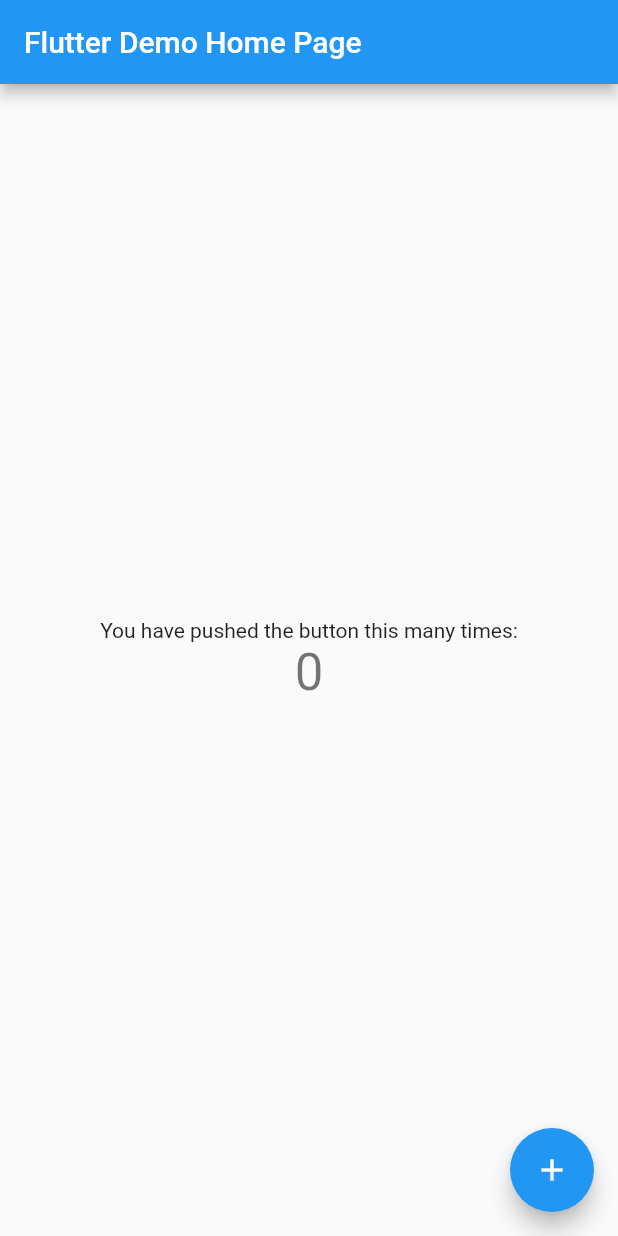
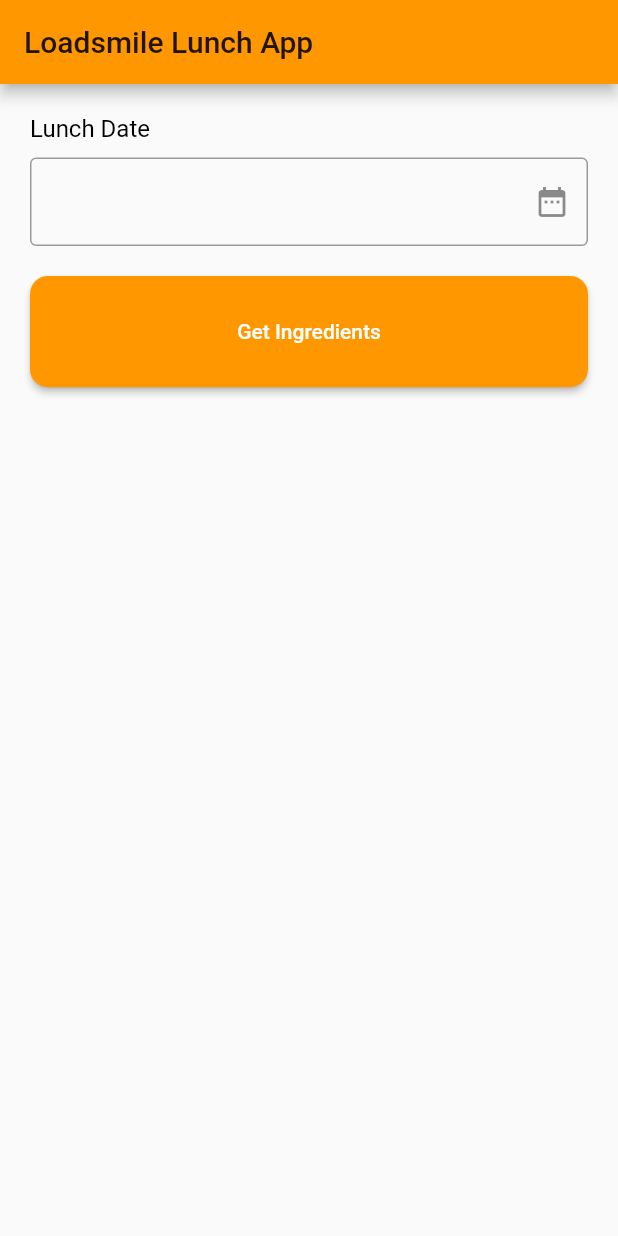
Before and after one commit to ofload/flutter-tech-task, a Flutter app: the screen it shows after launch, on a phone screen of 412 x 824 dp. Run offline on Flutter 3.47's test engine with Material 2 defaults, Android fonts, the phone set to English and light mode, and no system bars; our stand-ins replace flutter_masked_text.

Commit message:
add luch page and set it as starting page

```diff
--- a/lib/main.dart
+++ b/lib/main.dart
@@ -1,4 +1,5 @@
 import 'package:flutter/material.dart';
+import 'package:tech_task/screens/lunch_page.dart';
 
 String root = "https://lb7u7svcm5.execute-api.ap-southeast-1.amazonaws.com/dev";
 
@@ -8,58 +9,11 @@ class MyApp extends StatelessWidget {
   @override
   Widget build(BuildContext context) {
     return MaterialApp(
-      title: 'Flutter Demo',
+      title: 'Loadsmile Lunch App',
       theme: ThemeData(
-        primarySwatch: Colors.blue,
+        primarySwatch: Colors.orange,
       ),
-      home: MyHomePage(title: 'Flutter Demo Home Page'),
+      home: LunchPage(),
     );
   }
 }
-
-class MyHomePage extends StatefulWidget {
-  MyHomePage({Key key, this.title}) : super(key: key);
-
-  final String title;
-
-  @override
-  _MyHomePageState createState() => _MyHomePageState();
-}
-
-class _MyHomePageState extends State<MyHomePage> {
-  int _counter = 0;
-
-  void _incrementCounter() {
-    setState(() {
-      _counter++;
-    });
-  }
-
-  @override
-  Widget build(BuildContext context) {
-    return Scaffold(
-      appBar: AppBar(
-        title: Text(widget.title),
-      ),
-      body: Center(
-        child: Column(
-          mainAxisAlignment: MainAxisAlignment.center,
-          children: <Widget>[
-            Text(
-              'You have pushed the button this many times:',
-            ),
-            Text(
-              '$_counter',
-              style: Theme.of(context).textTheme.display1,
-            ),
-          ],
-        ),
-      ),
-      floatingActionButton: FloatingActionButton(
-        onPressed: _incrementCounter,
-        tooltip: 'Increment',
-        child: Icon(Icons.add),
-      ),
-    );
-  }
-}
--- /dev/null
+++ b/lib/screens/lunch_page.dart
@@ -0,0 +1,111 @@
+import 'package:flutter/material.dart';
+import 'package:flutter_masked_text/flutter_masked_text.dart';
+import 'package:intl/intl.dart';
+
+class LunchPage extends StatefulWidget {
+  @override
+  State<StatefulWidget> createState() {
+    return _LunchState();
+  }
+}
+
+class _LunchState extends State<LunchPage> {
+
+  TextEditingController _lunchDatePickerController = new MaskedTextController(mask: '0000-00-00');
+
+  @override
+  Widget build(BuildContext context) {
+    return Scaffold(
+      appBar: AppBar(
+        title: Text('Loadsmile Lunch App'),
+      ),
+      body: _buildPage(context),
+    );
+  }
+
+  Widget _buildPage(BuildContext context) {
+
+    final children = <Widget>[];
+
+    final lunchDate = buildLunchDate(context);
+    children.add(buildLabel('Lunch Date'));
+    children.add(lunchDate);
+
+    final submitButton = buildSubmitButton(context);
+    children.add(submitButton);
+
+    return ListView(
+      padding: EdgeInsets.zero,
+      children: children,
+    );
+  }
+
+  Widget buildLabel(String label) {
+    final labelContainer =  Container(
+      padding: EdgeInsets.fromLTRB(20, 20, 20, 10),
+      child: Text(
+        label,
+        style: TextStyle(
+          color: Colors.black,
+          fontSize: 16,
+          ),
+        ),
+     );
+    return labelContainer;
+  }
+
+  Widget buildLunchDate(BuildContext context) {
+
+    final lunchDate = Container(
+      padding: EdgeInsets.fromLTRB(20, 0, 20, 0),
+      child: TextField(
+        controller: _lunchDatePickerController,
+        keyboardType: TextInputType.datetime,
+          decoration: InputDecoration(
+            border: OutlineInputBorder(),
+            suffixIcon: InkResponse(
+            onTap: () => _selectDate(context, _lunchDatePickerController),
+            child: Icon(Icons.date_range),
+          ),
+        ),
+      ),
+    );
+
+    return lunchDate;
+  }
+
+  Future<Null> _selectDate(BuildContext context, TextEditingController _datePickerController) async {
+    DateTime selectedDate = DateTime.now();
+    final DateTime pickedDate = await showDatePicker(
+        context: context,
+        firstDate: DateTime(2019),
+        initialDate: selectedDate,
+        lastDate: DateTime(2030));
+    if (pickedDate != null && pickedDate != selectedDate)
+      setState(() {
+        selectedDate = pickedDate;
+        _datePickerController.text = DateFormat('yyyy-MM-dd').format(selectedDate);
+      },
+    );
+  }
+
+  Widget buildSubmitButton(BuildContext context) {
+    final submitButton = Container(
+      margin: EdgeInsets.all(20),
+      height: MediaQuery.of(context).size.height * 0.09,
+      child: RaisedButton(
+        onPressed: (){},
+        color: Colors.orange,
+        shape: RoundedRectangleBorder(
+          borderRadius: BorderRadius.all(Radius.circular(12)),
+        ),
+        child: Text('Get Ingredients',
+          textAlign: TextAlign.center, style: TextStyle(color: Colors.white),
+        ),
+      ),
+    );
+
+    return submitButton;
+  }
+
+}
--- a/pubspec.yaml
+++ b/pubspec.yaml
@@ -25,6 +25,8 @@ dependencies:
   cupertino_icons: ^0.1.2
 
   http: ^0.12.0
+  intl: ^0.15.7
+  flutter_masked_text: ^0.8.0
 
 dev_dependencies:
   flutter_test:
```
Also changed, not shown: lib/resources/ingredient_api_provider.dart (renamed from lib/resourcoues/ingredient_api_provider.dart), lib/screens/ingredient_screen.dart (deleted), pubspec.lock.
